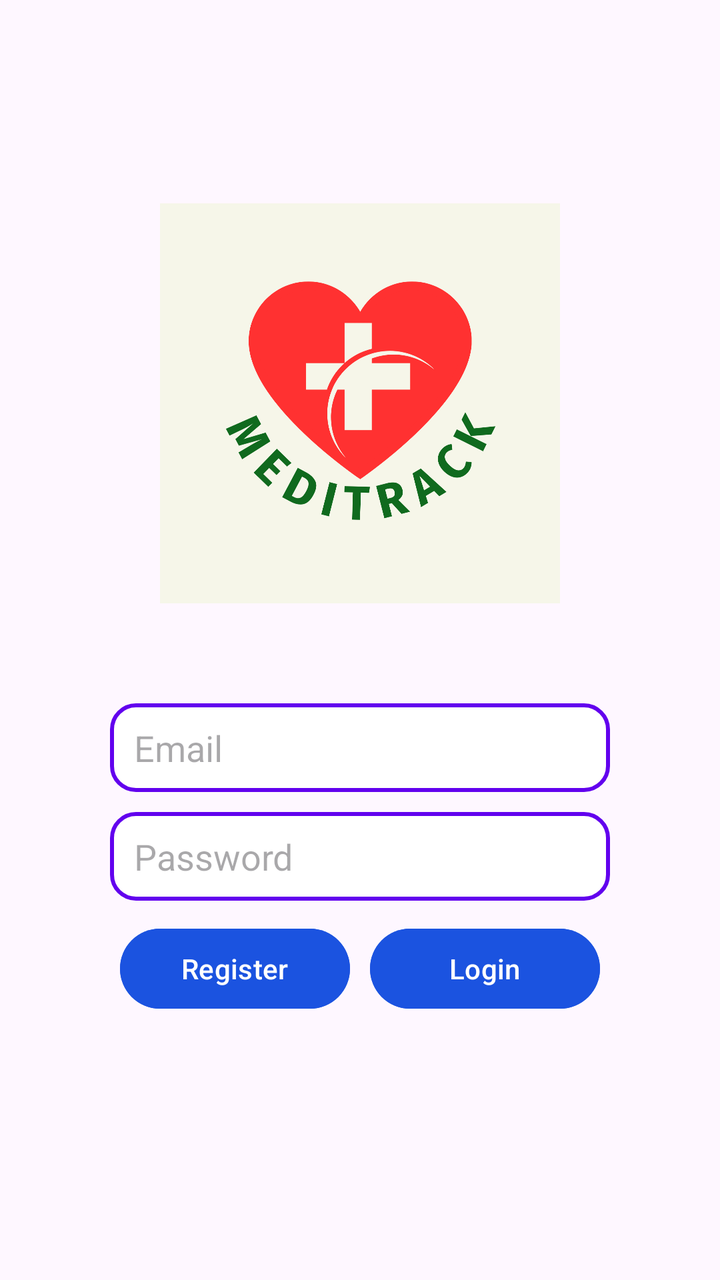
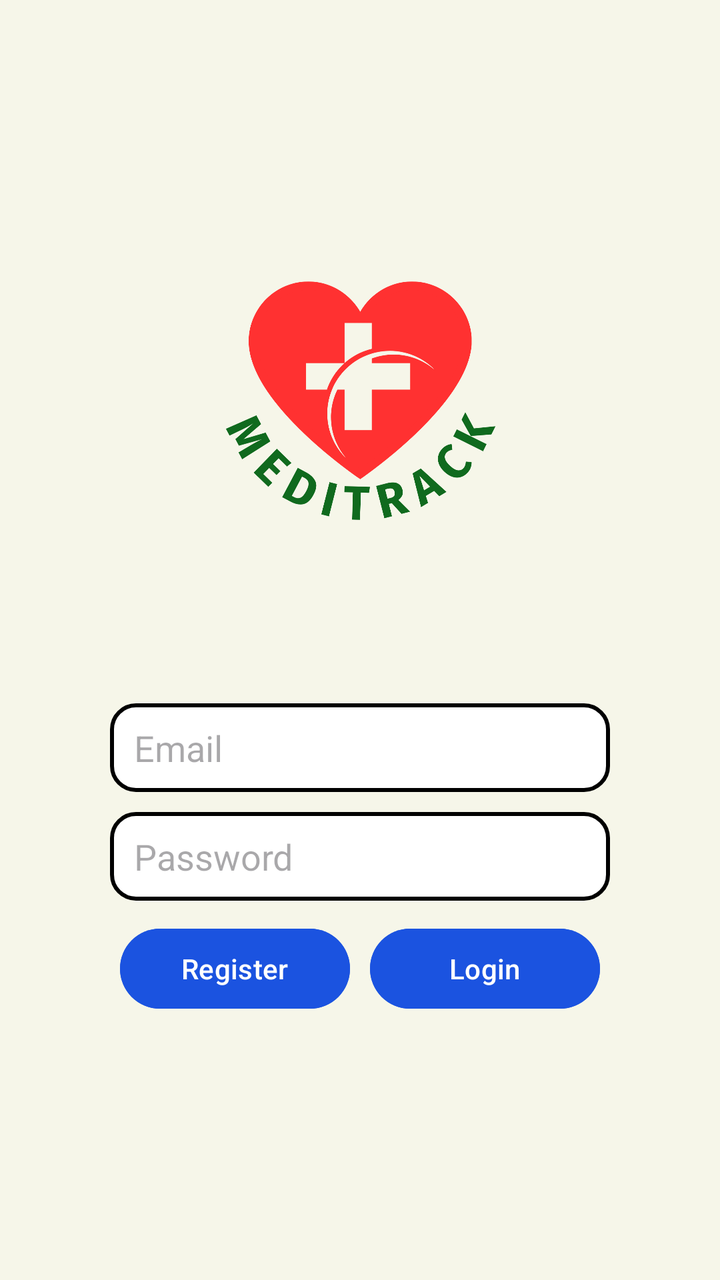

Screens rendered from an Android XML layout before and after an edit, with the pre-edit source and the edit as a unified diff.
<!-- AndroidManifest.xml: application theme Theme.MediTrack -->
<!-- res/layout/activity_login.xml -->
<?xml version="1.0" encoding="utf-8"?>
<LinearLayout xmlns:android="http://schemas.android.com/apk/res/android"
    android:id="@+id/main"
    android:layout_width="match_parent"
    android:layout_height="match_parent"
    android:orientation="vertical"
    android:gravity="center"
    android:padding="24dp">

    
    <ImageView
        android:layout_width="200dp"
        android:layout_height="200dp"
        android:src="@drawable/meditracklogo"
        android:layout_marginBottom="50dp" />

    <LinearLayout
        android:layout_width="300dp"
        android:layout_height="wrap_content"
        android:orientation="vertical"
        android:layout_marginBottom="30dp">

        
        <EditText
            android:layout_width="250dp"
            android:layout_height="wrap_content"
            android:id="@+id/emailText"
            android:hint="Email"
            android:inputType="textEmailAddress"
            android:layout_marginBottom="10dp"
            android:layout_gravity="center"
            android:background="@drawable/edittext_bg"/>

        
        <EditText
            android:layout_width="250dp"
            android:layout_height="wrap_content"
            android:id="@+id/passwordText"
            android:hint="Password"
            android:inputType="textPassword"
            android:layout_marginBottom="10dp"
            android:layout_gravity="center"
            android:background="@drawable/edittext_bg"/>

        <LinearLayout
            android:layout_width="match_parent"
            android:layout_height="wrap_content"
            android:orientation="horizontal"
            android:gravity="center">

            
            <Button
                android:layout_width="115dp"
                android:layout_height="wrap_content"
                android:id="@+id/goToRegisterBtn"
                android:text="Register"
                android:layout_marginRight="5dp"
                android:backgroundTint="@color/blue"
                android:tag="appTheme"/>

            
            <Button
                android:layout_width="115dp"
                android:layout_height="wrap_content"
                android:id="@+id/loginBtn"
                android:text="Login"
                android:layout_marginLeft="5dp"
                android:backgroundTint="@color/blue"
                android:tag="appTheme"/>

        </LinearLayout>

    </LinearLayout>

</LinearLayout>
<!-- resources referenced by this layout -->
<resources>
  <color name="blue">#1B53E0</color>
  <!-- drawable edittext_bg (drawable) -->
  <?xml version="1.0" encoding="utf-8"?>
  <shape xmlns:android="http://schemas.android.com/apk/res/android">
  
      <solid android:color="#FFFFFF"/>
  
      <stroke
          android:width="2dp"
          android:color="#6200EE"/>
  
      <corners android:radius="12dp"/>
  
      <padding
          android:left="12dp"
          android:right="12dp"
          android:top="10dp"
          android:bottom="10dp"/>
  
  </shape>
  <!-- drawable meditracklogo: png bitmap (drawable, 123612 bytes) -->
  <style name="Theme.MediTrack" parent="Base.Theme.MediTrack" />
  <style name="Base.Theme.MediTrack" parent="Theme.Material3.DayNight.NoActionBar">
          
          
      </style>
</resources>

<!-- the commit's change to res/layout/activity_login.xml (unified diff, before → after) -->
@@ -5,7 +5,8 @@
     android:layout_height="match_parent"
     android:orientation="vertical"
     android:gravity="center"
-    android:padding="24dp">
+    android:padding="24dp"
+    android:background="#F6F6E9">
 
     
     <ImageView
<!-- resource entries referenced after the edit -->
@@ -9,7 +9,7 @@
   
       <stroke
           android:width="2dp"
-          android:color="#6200EE"/>
+          android:color="@color/black"/>
   
       <corners android:radius="12dp"/>
   
@@ -22,6 +22,7 @@
   </shape>
   <!-- drawable meditracklogo: png bitmap (drawable, 123612 bytes) -->
   <style name="Theme.MediTrack" parent="Base.Theme.MediTrack" />
+  <color name="black">#000000</color>
   <style name="Base.Theme.MediTrack" parent="Theme.Material3.DayNight.NoActionBar">
           
           
